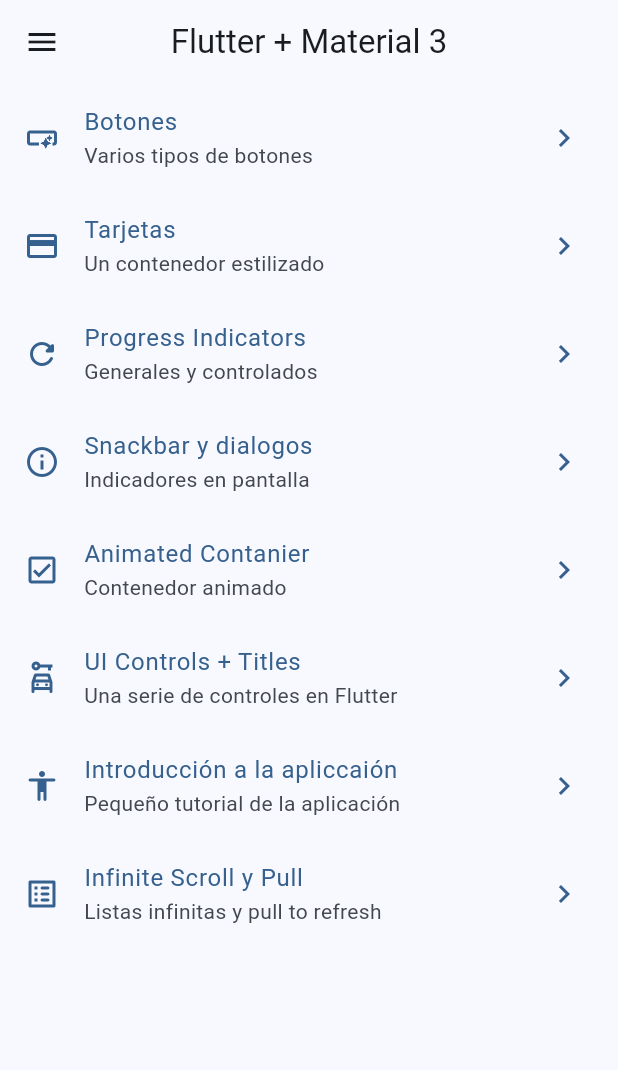
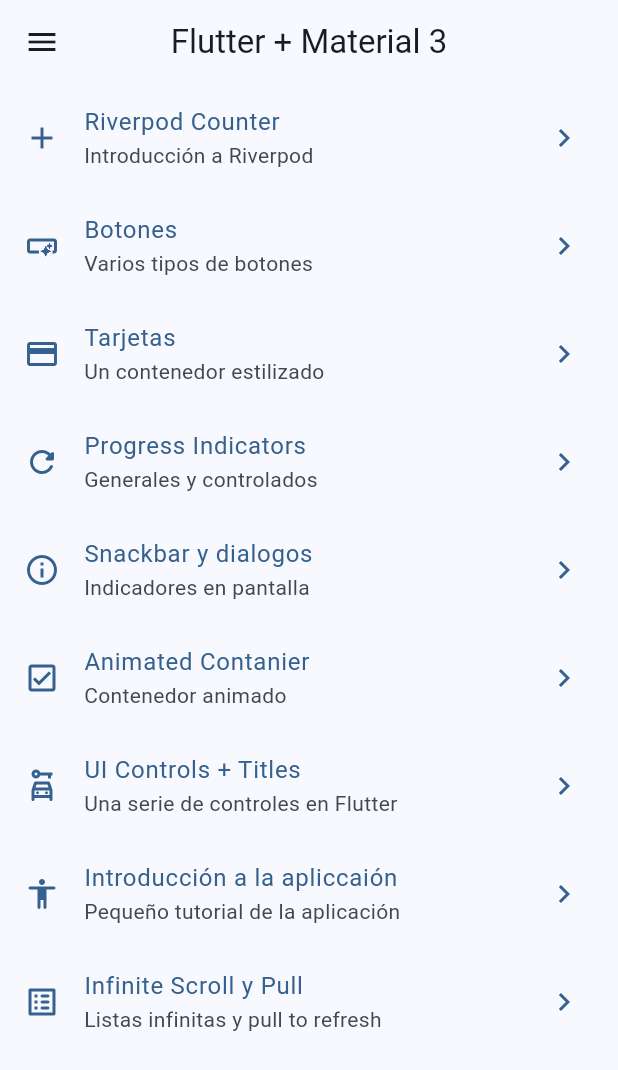
Before and after one commit to devnud/widgets_app, a Flutter app: the screen it shows after launch, on a phone screen of 412 x 824 dp. Shown: the top 1070 px of the screen. Run offline on Flutter 3.47's test engine with Material 3 defaults, Android fonts, the phone set to English and light mode, and no system bars; our stand-ins replace animate_do, go_router.

Commit message:
implementando pantalla counter

```diff
--- a/lib/config/menu/menu_items.dart
+++ b/lib/config/menu/menu_items.dart
@@ -15,6 +15,12 @@ class MenuItems {
 }
 
 const appMenuItems = <MenuItems>[
+  MenuItems(
+    title: 'Riverpod Counter',
+    subTitle: 'Introducción a Riverpod',
+    link: '/counter-river',
+    icon: Icons.add_outlined,
+  ),
   MenuItems(
     title: 'Botones',
     subTitle: 'Varios tipos de botones',
@@ -63,5 +69,4 @@ const appMenuItems = <MenuItems>[
     link: '/infinite',
     icon: Icons.list_alt_rounded,
   ),
-
 ];
--- a/lib/config/router/app_router.dart
+++ b/lib/config/router/app_router.dart
@@ -1,10 +1,18 @@
 import 'package:flutter/material.dart';
 import 'package:go_router/go_router.dart';
+import 'package:widgets_app/presentation/screens/counter/counter_screen.dart';
 import 'package:widgets_app/presentation/screens/screens.dart';
 
 final GoRouter appRouter = GoRouter(
   initialLocation: '/',
   routes: <RouteBase>[
+    GoRoute(
+      path: '/counter-river',
+      name: CounterScreen.name,
+      builder: (BuildContext context, GoRouterState state) {
+        return const CounterScreen();
+      },
+    ),
     GoRoute(
       path: '/',
       name: HomeScreen.name,
--- a/lib/presentation/screens/screens.dart
+++ b/lib/presentation/screens/screens.dart
@@ -2,6 +2,7 @@ export 'package:widgets_app/presentation/screens/animated/animated_screen.dart';
 export 'package:widgets_app/presentation/screens/app_tutorial/app_tutorial_screen.dart';
 export 'package:widgets_app/presentation/screens/buttons/buttons_screen.dart';
 export 'package:widgets_app/presentation/screens/cards/cards_screen.dart';
+export 'package:widgets_app/presentation/screens/counter/counter_screen.dart';
 export 'package:widgets_app/presentation/screens/home/home_screen.dart';
 export 'package:widgets_app/presentation/screens/infinite_scroll/infinite_scroll_screen.dart';
 export 'package:widgets_app/presentation/screens/progress/progress_screen.dart';
```
Also changed, not shown: lib/presentation/screens/counter/counter_screen.dart (+8 -3 lines).
